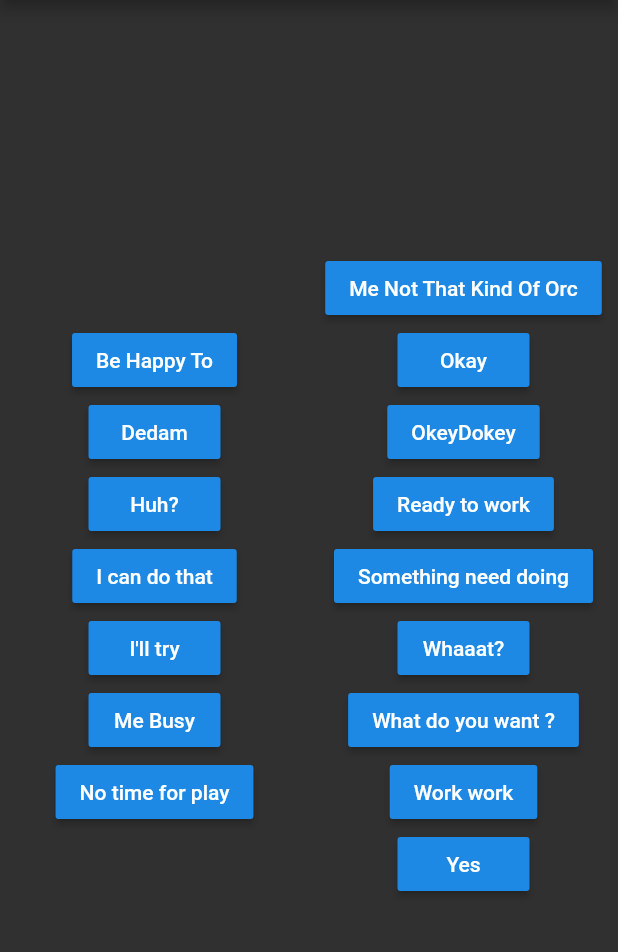
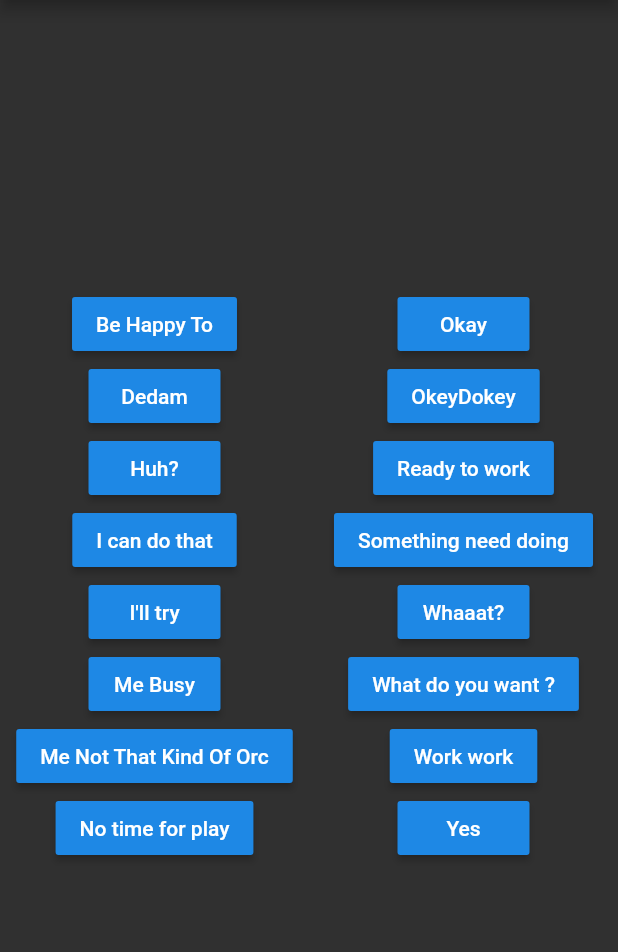
Before and after one commit to nblp/flutter-peon, a Flutter app: the screen it shows after launch, on a phone screen of 412 x 824 dp, the part 84-1036 px from its top. Run offline on Flutter 3.47's test engine with Material 2 defaults, Android fonts, the light colour scheme and no system bars; our stand-ins replace audioplayers.

Commit message:
add me not that kind of orc and remove debug banner

```diff
--- a/lib/main.dart
+++ b/lib/main.dart
@@ -11,6 +11,7 @@ class MyApp extends StatelessWidget {
       title: 'Me, a peon, says',
       theme: ThemeData.dark(),
       home: MyHomePage(title: 'Me, a peon, says'),
+      debugShowCheckedModeBanner: false,
     );
   }
 }
@@ -67,6 +68,10 @@ class _MyHomePageState extends State<MyHomePage> {
                   onPressed: () => _play("me_busy_leave_me_alone.mp3"),
                 ),
                 RaisedButton(
+                  child: Text("Me Not That Kind Of Orc"),
+                  onPressed: () => _play("me_not_that_kind_of_orc.mp3"),
+                ),
+                RaisedButton(
                   child: Text("No time for play"),
                   onPressed: () => _play("no_time_for_play.mp3"),
                 ),
@@ -75,10 +80,6 @@ class _MyHomePageState extends State<MyHomePage> {
               child: Column(
             mainAxisAlignment: MainAxisAlignment.center,
             children: <Widget>[
-              RaisedButton(
-                child: Text("Me Not That Kind Of Orc"),
-                onPressed: () => _play("me_not_that_kind_of_orc.mp3"),
-              ),
               RaisedButton(
                 child: Text("Okay"),
                 onPressed: () => _play("okay.mp3"),
```
